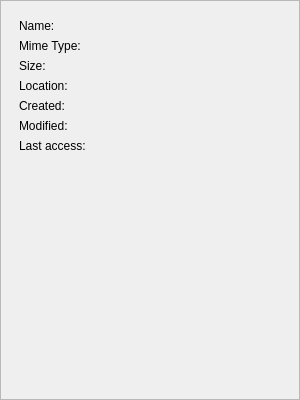
Old version of the form src/plugins/filemanagerplugin/fileinfodialog.ui in the repository ABBAPOH/andromeda.
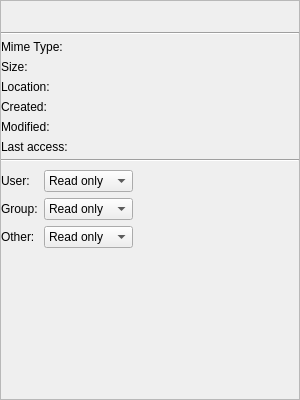
New version of the form.

Commit message: Implemented simple rights changing

The edit to the form file:
```diff
--- a/src/plugins/filemanagerplugin/fileinfodialog.ui
+++ b/src/plugins/filemanagerplugin/fileinfodialog.ui
@@ -32,52 +32,103 @@
        </rect>
       </property>
       <layout class="QVBoxLayout" name="verticalLayout_2">
+       <property name="spacing">
+        <number>5</number>
+       </property>
+       <property name="leftMargin">
+        <number>0</number>
+       </property>
+       <property name="topMargin">
+        <number>12</number>
+       </property>
+       <property name="rightMargin">
+        <number>0</number>
+       </property>
+       <property name="bottomMargin">
+        <number>12</number>
+       </property>
+       <item>
+        <layout class="QHBoxLayout" name="horizontalLayout">
+         <property name="leftMargin">
+          <number>12</number>
+         </property>
+         <property name="rightMargin">
+          <number>12</number>
+         </property>
+         <item>
+          <widget class="QLabel" name="iconLabel">
+           <property name="sizePolicy">
+            <sizepolicy hsizetype="Fixed" vsizetype="Fixed">
+             <horstretch>0</horstretch>
+             <verstretch>0</verstretch>
+            </sizepolicy>
+           </property>
+           <property name="text">
+            <string/>
+           </property>
+          </widget>
+         </item>
+         <item>
+          <widget class="QLabel" name="nameLabel">
+           <property name="text">
+            <string>&lt;name&gt;</string>
+           </property>
+          </widget>
+         </item>
+        </layout>
+       </item>
+       <item>
+        <widget class="Line" name="line">
+         <property name="orientation">
+          <enum>Qt::Horizontal</enum>
+         </property>
+        </widget>
+       </item>
        <item>
         <widget class="QWidget" name="widget" native="true">
          <layout class="QFormLayout" name="formLayout">
+          <property name="fieldGrowthPolicy">
+           <enum>QFormLayout::FieldsStayAtSizeHint</enum>
+          </property>
+          <property name="margin">
+           <number>0</number>
+          </property>
           <item row="0" column="0">
-           <widget class="QLabel" name="label">
-            <property name="text">
-             <string>Name:</string>
-            </property>
-           </widget>
-          </item>
-          <item row="1" column="0">
            <widget class="QLabel" name="label_3">
             <property name="text">
              <string>Mime Type:</string>
             </property>
            </widget>
           </item>
-          <item row="1" column="1">
+          <item row="0" column="1">
            <widget class="QLabel" name="mimeTypeLabel">
             <property name="text">
              <string>&lt;mime&gt;</string>
             </property>
            </widget>
           </item>
-          <item row="2" column="0">
+          <item row="1" column="0">
            <widget class="QLabel" name="label_2">
             <property name="text">
              <string>Size:</string>
             </property>
            </widget>
           </item>
-          <item row="2" column="1">
+          <item row="1" column="1">
            <widget class="QLabel" name="sizeLabel">
             <property name="text">
              <string>&lt;size&gt;</string>
             </property>
            </widget>
           </item>
-          <item row="3" column="0">
+          <item row="2" column="0">
            <widget class="QLabel" name="label_6">
             <property name="text">
              <string>Location:</string>
             </property>
            </widget>
           </item>
-          <item row="3" column="1">
+          <item row="2" column="1">
            <widget class="QLabel" name="locationLabel">
             <property name="text">
              <string>&lt;location&gt;</string>
@@ -87,49 +138,42 @@
             </property>
            </widget>
           </item>
-          <item row="4" column="0">
+          <item row="3" column="0">
            <widget class="QLabel" name="label_4">
             <property name="text">
              <string>Created:</string>
             </property>
            </widget>
           </item>
-          <item row="4" column="1">
+          <item row="3" column="1">
            <widget class="QLabel" name="createdLabel">
             <property name="text">
              <string>&lt;created&gt;</string>
             </property>
            </widget>
           </item>
-          <item row="5" column="0">
+          <item row="4" column="0">
            <widget class="QLabel" name="label_5">
             <property name="text">
              <string>Modified:</string>
             </property>
            </widget>
           </item>
-          <item row="5" column="1">
+          <item row="4" column="1">
            <widget class="QLabel" name="modifiedLabel">
             <property name="text">
              <string>&lt;modified&gt;</string>
             </property>
            </widget>
           </item>
-          <item row="0" column="1">
-           <widget class="QLabel" name="nameLabel">
-            <property name="text">
-             <string>&lt;name&gt;</string>
-            </property>
-           </widget>
-          </item>
-          <item row="6" column="0">
+          <item row="5" column="0">
            <widget class="QLabel" name="label_7">
             <property name="text">
              <string>Last access:</string>
             </property>
            </widget>
           </item>
-          <item row="6" column="1">
+          <item row="5" column="1">
            <widget class="QLabel" name="acceccedLabel">
             <property name="text">
              <string>&lt;accessed&gt;</string>
@@ -139,6 +183,110 @@
          </layout>
         </widget>
        </item>
+       <item>
+        <widget class="Line" name="line_2">
+         <property name="orientation">
+          <enum>Qt::Horizontal</enum>
+         </property>
+        </widget>
+       </item>
+       <item>
+        <widget class="QWidget" name="widget_2" native="true">
+         <layout class="QFormLayout" name="formLayout_2">
+          <property name="fieldGrowthPolicy">
+           <enum>QFormLayout::FieldsStayAtSizeHint</enum>
+          </property>
+          <property name="leftMargin">
+           <number>0</number>
+          </property>
+          <property name="topMargin">
+           <number>3</number>
+          </property>
+          <property name="rightMargin">
+           <number>0</number>
+          </property>
+          <property name="bottomMargin">
+           <number>3</number>
+          </property>
+          <item row="0" column="0">
+           <widget class="QLabel" name="label">
+            <property name="text">
+             <string>User:</string>
+            </property>
+           </widget>
+          </item>
+          <item row="0" column="1">
+           <widget class="QComboBox" name="userPermissionsComboBox">
+            <item>
+             <property name="text">
+              <string>Read only</string>
+             </property>
+            </item>
+            <item>
+             <property name="text">
+              <string>Read write</string>
+             </property>
+            </item>
+           </widget>
+          </item>
+          <item row="1" column="0">
+           <widget class="QLabel" name="label_8">
+            <property name="text">
+             <string>Group:</string>
+            </property>
+           </widget>
+          </item>
+          <item row="1" column="1">
+           <widget class="QComboBox" name="groupPermissionsComboBox">
+            <item>
+             <property name="text">
+              <string>Read only</string>
+             </property>
+            </item>
+            <item>
+             <property name="text">
+              <string>Read write</string>
+             </property>
+            </item>
+           </widget>
+          </item>
+          <item row="2" column="0">
+           <widget class="QLabel" name="label_9">
+            <property name="text">
+             <string>Other:</string>
+            </property>
+           </widget>
+          </item>
+          <item row="2" column="1">
+           <widget class="QComboBox" name="otherPermissionsComboBox">
+            <item>
+             <property name="text">
+              <string>Read only</string>
+             </property>
+            </item>
+            <item>
+             <property name="text">
+              <string>Read write</string>
+             </property>
+            </item>
+           </widget>
+          </item>
+         </layout>
+        </widget>
+       </item>
+       <item>
+        <spacer name="verticalSpacer">
+         <property name="orientation">
+          <enum>Qt::Vertical</enum>
+         </property>
+         <property name="sizeHint" stdset="0">
+          <size>
+           <width>20</width>
+           <height>40</height>
+          </size>
+         </property>
+        </spacer>
+       </item>
       </layout>
      </widget>
     </widget>
```
The commit also changes 2 other files.
